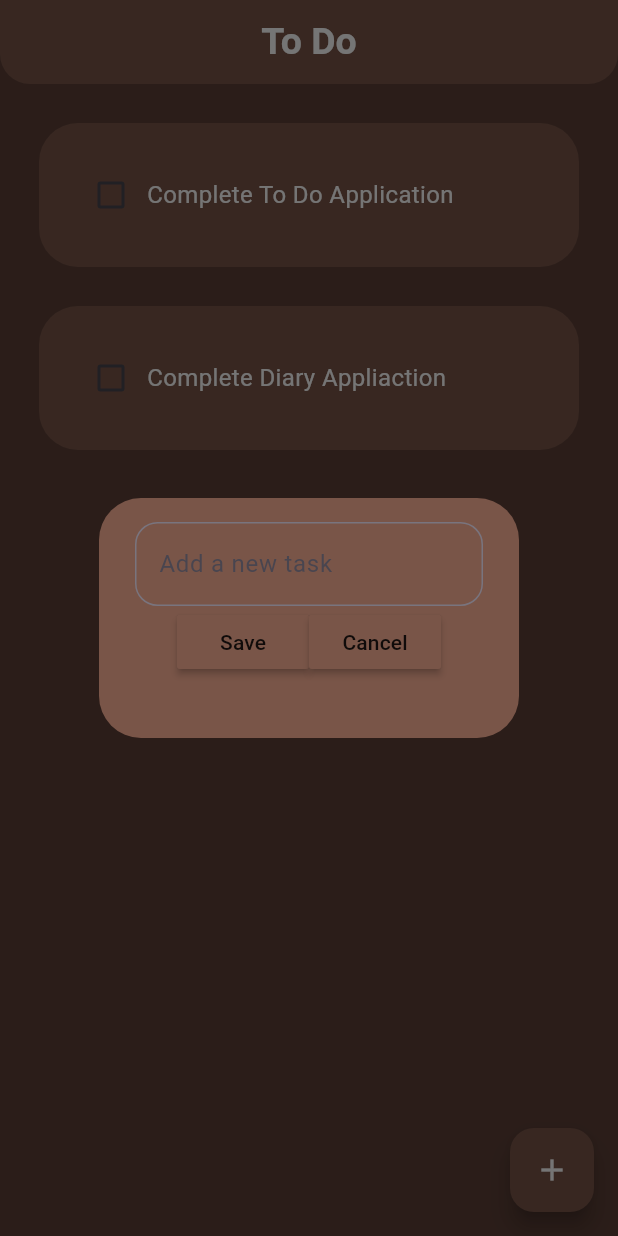
After one commit to selimsshady0/todo, a Flutter app: the screen it shows after launch, after a tap on the "add" icon, on a phone screen of 412 x 824 dp. The commit adds this screen. Run offline on Flutter 3.47's test engine with Material 3 defaults, Android fonts, the phone set to English and light mode, and no system bars.

Commit message:
Files Upload

```diff
--- a/lib/pages/home_page.dart
+++ b/lib/pages/home_page.dart
@@ -1,5 +1,6 @@
 import 'package:flutter/material.dart';
 import 'package:todo/constants.dart';
+import 'package:todo/utils/dialog_box.dart';
 import 'package:todo/utils/todo_tile.dart';
 
 class HomePage extends StatefulWidget {
@@ -23,6 +24,15 @@ class _HomePageState extends State<HomePage> {
     });
   }
 
+  // create a new task
+  void createNewTask() {
+    showDialog(
+        context: context,
+        builder: (context) {
+          return DialogBox();
+        });
+  }
+
   @override
   Widget build(BuildContext context) {
     return Scaffold(
@@ -42,6 +52,14 @@ class _HomePageState extends State<HomePage> {
           ),
         ),
       ),
+      floatingActionButton: FloatingActionButton(
+        backgroundColor: Colors.brown,
+        onPressed: createNewTask,
+        child: const Icon(
+          Icons.add,
+          color: Colors.white,
+        ),
+      ),
       body: ListView.builder(
         itemCount: toDoList.length,
         itemBuilder: (context, index) {
--- /dev/null
+++ b/lib/utils/dialog_box.dart
@@ -0,0 +1,40 @@
+import 'package:flutter/material.dart';
+import 'package:todo/utils/my_button.dart';
+
+class DialogBox extends StatelessWidget {
+  const DialogBox({super.key});
+
+  @override
+  Widget build(BuildContext context) {
+    return AlertDialog(
+      backgroundColor: Colors.brown,
+      content: Container(
+        height: 120,
+        child: Column(
+          children: [
+            // get user input
+            TextField(
+              decoration: InputDecoration(
+                hintText: "Add a new task",
+                border: OutlineInputBorder(
+                  borderRadius: BorderRadius.circular(15),
+                ),
+              ),
+            ),
+
+            // buttons save and cancel
+            Row(
+              mainAxisAlignment: MainAxisAlignment.center,
+              children: [
+                // Save Button
+                MyButton(text: "Save", onPressed: () => null,),
+                // Cancel Button
+                MyButton(text: "Cancel", onPressed: () => null),
+              ],
+            )
+          ],
+        ),
+      ),
+    );
+  }
+}
--- /dev/null
+++ b/lib/utils/my_button.dart
@@ -0,0 +1,17 @@
+import 'package:flutter/material.dart';
+
+class MyButton extends StatelessWidget {
+  //variables
+  final String text;
+  VoidCallback onPressed;
+  MyButton({super.key, required this.text, required this.onPressed});
+
+  @override
+  Widget build(BuildContext context) {
+    return MaterialButton(
+      onPressed: onPressed,
+      color: Colors.brown,
+      child: Text(text),
+    );
+  }
+}
```
